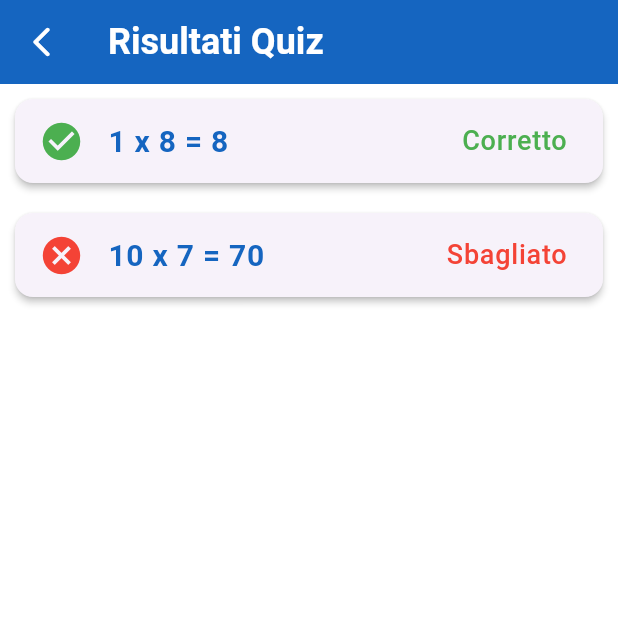
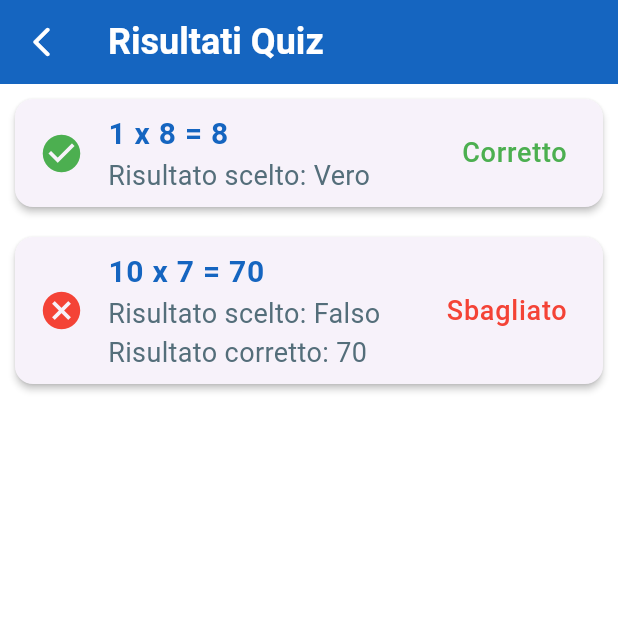
Before and after one commit to AleAlo00/Flutter_App_Tabelline, a Flutter app: the TrueFalseGame screen opened directly, after a tap on "Vero", after a tap on "Falso", after a tap on "Risultati", on a phone screen of 412 x 824 dp, the top half of it. Run offline on Flutter 3.47's test engine with Material 3 defaults, Android fonts, the light colour scheme and no system bars.

Commit message:
Aggiunta results_page

```diff
--- a/lib/games/moltiplicazione/vero_falso_game_P.dart
+++ b/lib/games/moltiplicazione/vero_falso_game_P.dart
@@ -1,9 +1,9 @@
 import 'dart:math';
+import 'package:app_tabelline/widgets/results_page.dart';
 import 'package:flutter/material.dart';
 import 'package:app_tabelline/widgets/app_bar.dart';
 import 'package:app_tabelline/widgets/custom_button.dart';
 import 'package:app_tabelline/widgets/feedback_animation.dart';
-
 
 class TrueFalseGame extends StatefulWidget {
   const TrueFalseGame({super.key});
@@ -53,10 +53,11 @@ class _TrueFalseGameState extends State<TrueFalseGame> {
     showFeedback = true;
 
     history.add({
-      'statement':
+      'operation':
           '$currentMultiplier x $currentMultiplicand = $displayedResult',
-      'selectedAnswer': selectedAnswer,
+      'selectedAnswer': selectedAnswer ? 'Vero' : 'Falso',
       'isCorrect': userAnswer,
+      'correctAnswer': correctResult
     });
 
     feedbackPosition = 0;
@@ -139,48 +140,3 @@ class _TrueFalseGameState extends State<TrueFalseGame> {
     );
   }
 }
-
-class ResultsPage extends StatelessWidget {
-  final List<Map<String, dynamic>> history;
-
-  const ResultsPage({super.key, required this.history});
-
-  @override
-  Widget build(BuildContext context) {
-    return Scaffold(
-      appBar: const CustomAppBar(title: 'Risultati Quiz'),
-      body: Container(
-        color: Colors.white,
-        child: ListView.builder(
-          itemCount: history.length,
-          itemBuilder: (context, index) {
-            final item = history[index];
-            return Card(
-              margin: const EdgeInsets.all(10),
-              elevation: 2,
-              child: ListTile(
-                leading: item['isCorrect']
-                    ? const Icon(Icons.check_circle,
-                        color: Colors.green, size: 30)
-                    : const Icon(Icons.cancel, color: Colors.red, size: 30),
-                title: Text(
-                  item['statement'],
-                  style: TextStyle(
-                    fontSize: 20,
-                    fontWeight: FontWeight.bold,
-                    color: Colors.blue[800],
-                  ),
-                ),
-                trailing: item['isCorrect']
-                    ? const Text('Corretto',
-                        style: TextStyle(color: Colors.green, fontSize: 18))
-                    : const Text('Sbagliato',
-                        style: TextStyle(color: Colors.red, fontSize: 18)),
-              ),
-            );
-          },
-        ),
-      ),
-    );
-  }
-}
--- a/lib/widgets/feedback_animation.dart
+++ b/lib/widgets/feedback_animation.dart
@@ -1,6 +1,6 @@
 import 'package:flutter/material.dart';
 
-class FeedbackAnimation extends StatelessWidget {
+class FeedbackAnimation extends StatefulWidget {
   final bool? userAnswer;
   final double feedbackPosition;
 
@@ -11,20 +11,69 @@ class FeedbackAnimation extends StatelessWidget {
   }) : super(key: key);
 
   @override
+  _FeedbackAnimationState createState() => _FeedbackAnimationState();
+}
+
+class _FeedbackAnimationState extends State<FeedbackAnimation>
+    with SingleTickerProviderStateMixin {
+  late AnimationController _controller;
+  late Animation<double> _scaleAnimation;
+
+  @override
+  void initState() {
+    super.initState();
+    _controller = AnimationController(
+      duration: const Duration(milliseconds: 300),
+      vsync: this,
+    );
+    _scaleAnimation = Tween<double>(begin: 0.5, end: 1.0).animate(
+      CurvedAnimation(
+        parent: _controller,
+        curve: Curves.easeInOut,
+      ),
+    );
+
+    // Avvia l'animazione quando l'utente risponde
+    _controller.forward();
+  }
+
+  @override
+  void dispose() {
+    _controller.dispose();
+    super.dispose();
+  }
+
+  @override
   Widget build(BuildContext context) {
     return AnimatedPositioned(
       duration: const Duration(milliseconds: 300),
-      bottom: feedbackPosition,
+      bottom: widget.feedbackPosition,
       left: 0,
       right: 0,
       child: SizedBox(
         height: MediaQuery.of(context).size.height,
         width: MediaQuery.of(context).size.width,
         child: Center(
-          child: Icon(
-            userAnswer! ? Icons.check_circle : Icons.cancel,
-            size: 100,
-            color: userAnswer! ? Colors.green : Colors.red,
+          child: ScaleTransition(
+            scale: _scaleAnimation,
+            child: Container(
+              decoration: BoxDecoration(
+                shape: BoxShape.circle,
+                color: widget.userAnswer! ? Colors.green[200] : Colors.red[200],
+                boxShadow: [
+                  BoxShadow(
+                    color: Colors.black26,
+                    blurRadius: 10,
+                    offset: Offset(0, 5),
+                  ),
+                ],
+              ),
+              child: Icon(
+                widget.userAnswer! ? Icons.check_circle : Icons.cancel,
+                size: 100,
+                color: widget.userAnswer! ? Colors.green : Colors.red,
+              ),
+            ),
           ),
         ),
       ),
--- /dev/null
+++ b/lib/widgets/results_page.dart
@@ -0,0 +1,54 @@
+import 'package:flutter/material.dart';
+import 'package:app_tabelline/widgets/app_bar.dart';
+
+class ResultsPage extends StatelessWidget {
+  final List<Map<String, dynamic>> history;
+
+  const ResultsPage({super.key, required this.history});
+
+  @override
+  Widget build(BuildContext context) {
+    return Scaffold(
+      appBar: CustomAppBar(title: 'Risultati Quiz'),
+      body: Container(
+        color: Colors.white,
+        child: ListView.builder(
+          itemCount: history.length,
+          itemBuilder: (context, index) {
+            final item = history[index];
+            return Card(
+              margin: const EdgeInsets.all(10),
+              elevation: 2,
+              child: ListTile(
+                leading: item['isCorrect']
+                    ? const Icon(Icons.check_circle,
+                        color: Colors.green, size: 30)
+                    : const Icon(Icons.cancel, color: Colors.red, size: 30),
+                title: Text(
+                  item['operation'],
+                  style: TextStyle(
+                    fontSize: 20,
+                    fontWeight: FontWeight.bold,
+                    color: Colors.blue[800],
+                  ),
+                ),
+                subtitle: Text(
+                  'Risultato scelto: ${item['selectedAnswer']}${item['isCorrect'] ? '' : '\nRisultato corretto: ${item['correctAnswer']}'}',
+                  style: TextStyle(
+                    fontSize: 18,
+                    color: Colors.blueGrey[600],
+                  ),
+                ),
+                trailing: item['isCorrect']
+                    ? const Text('Corretto',
+                        style: TextStyle(color: Colors.green, fontSize: 18))
+                    : const Text('Sbagliato',
+                        style: TextStyle(color: Colors.red, fontSize: 18)),
+              ),
+            );
+          },
+        ),
+      ),
+    );
+  }
+}
```
Also changed, not shown: lib/games/moltiplicazione/quiz_game_P.dart (+21 -95 lines).
